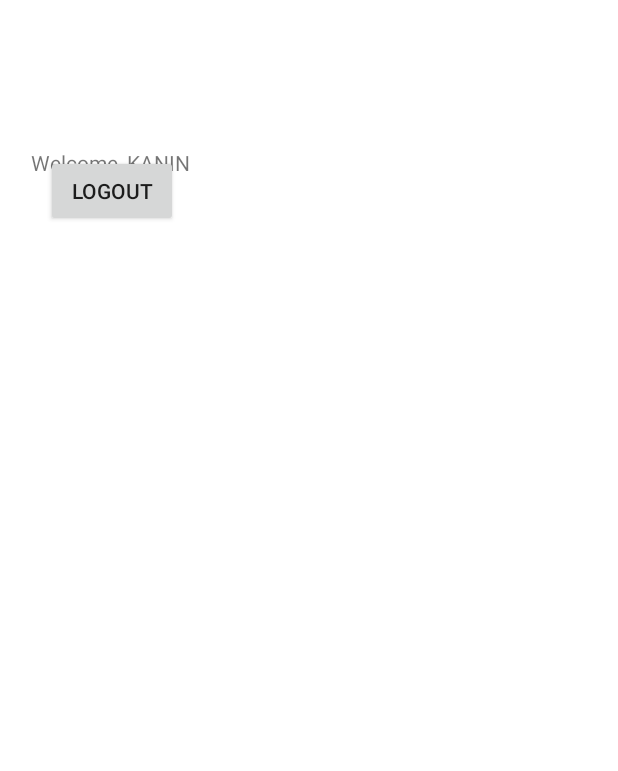
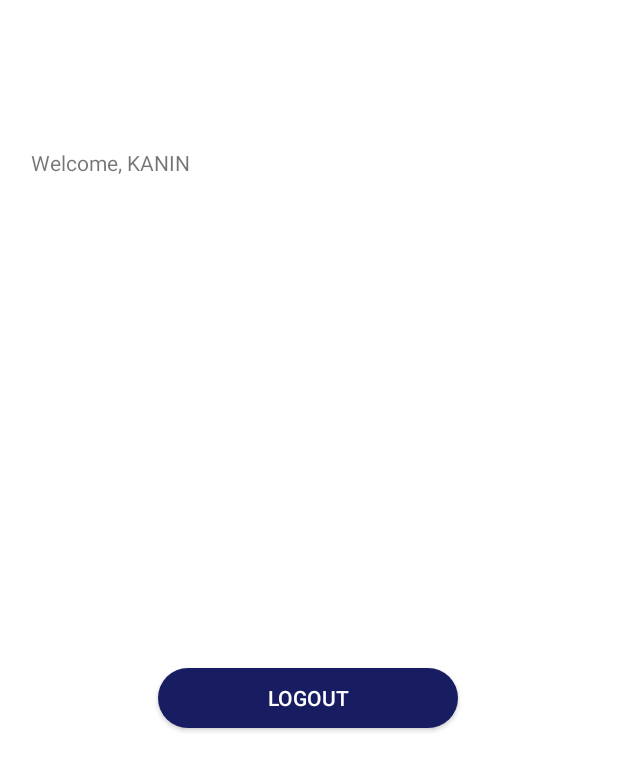
Before and after one commit to desmondkz/FreshEEE, an Android app: the HomeActivity screen opened directly, with no data from a screen before it, on a phone screen of 412 x 824 dp. Shown: the top 771 px of the screen. Run offline under Robolectric (Android 15) with nearby library versions, the phone set to English and light mode, and no system bars; our stand-ins replace Firebase (no records; nobody signed in at launch, a user with empty details on screens opened directly).

Commit message:
updated home page layout

```diff
--- a/app/src/main/res/layout/activity_home.xml
+++ b/app/src/main/res/layout/activity_home.xml
@@ -23,15 +23,17 @@
 
     <Button
         android:id="@+id/logout"
-        android:layout_width="wrap_content"
-        android:layout_height="wrap_content"
+        android:layout_width="200dp"
+        android:layout_height="40dp"
+        android:background="@drawable/rounded_corners"
         android:text="Logout"
+        android:textColor="@color/white"
         app:layout_constraintBottom_toBottomOf="parent"
         app:layout_constraintEnd_toEndOf="parent"
-        app:layout_constraintHorizontal_bias="0.095"
+        app:layout_constraintHorizontal_bias="0.498"
         app:layout_constraintStart_toStartOf="parent"
         app:layout_constraintTop_toTopOf="parent"
-        app:layout_constraintVertical_bias="0.133" />
+        app:layout_constraintVertical_bias="0.568" />
 
 
 </androidx.constraintlayout.widget.ConstraintLayout>
```
